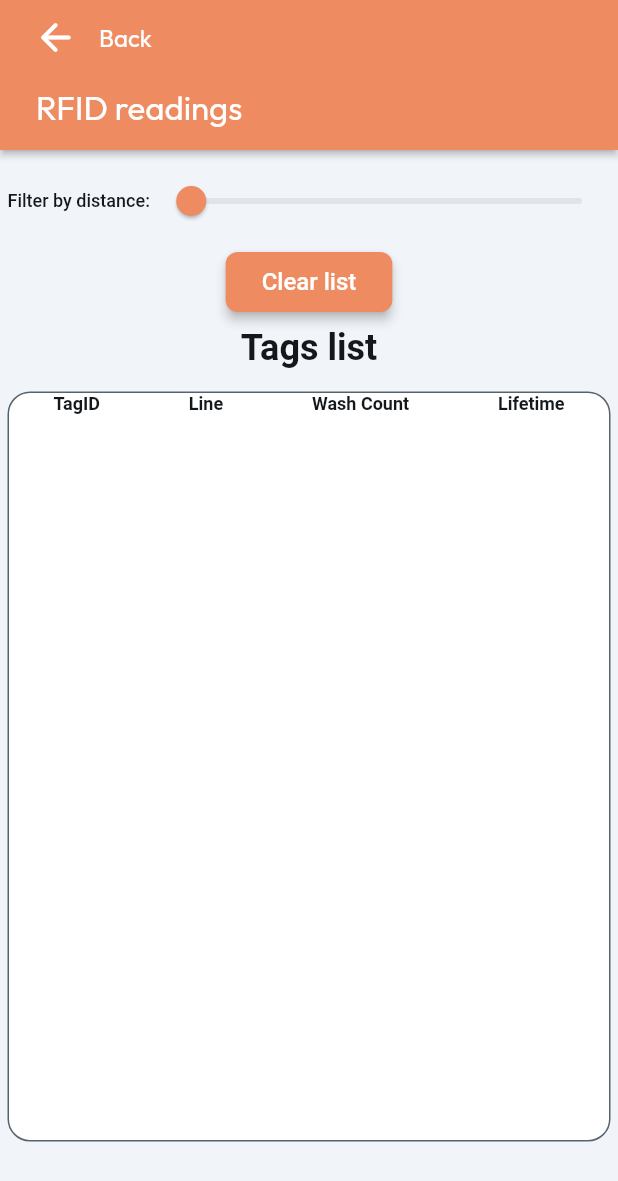
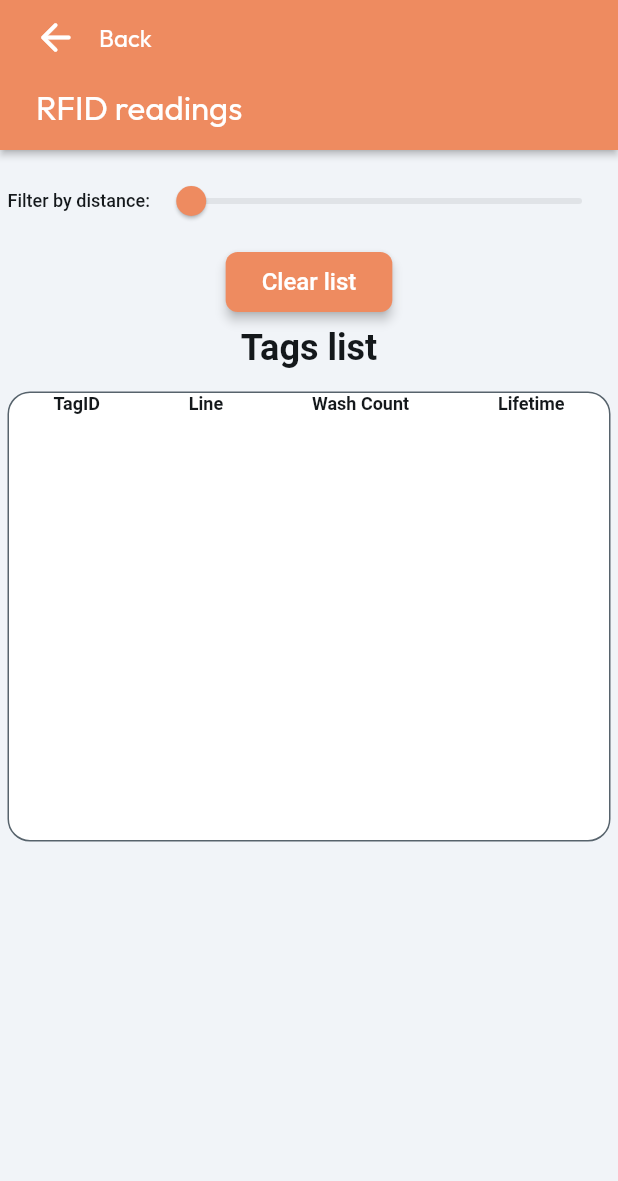
Before and after one commit to haitham-khairy/flutterflow, a Flutter app: the screen it shows after launch, on a phone screen of 412 x 824 dp. Shown: the top 1181 px of the screen. Run offline on Flutter 3.47's test engine with Material 3 defaults, Android fonts, the phone set to English and light mode, and no system bars; drawn by our look-alikes of auto_size_text; our stand-ins replace equatable, flutter_svg, font_awesome_flutter, from_css_color, go_router, google_fonts and 5 more; missing offline and left inert: dart:ffi, json_path, mime_type, zebra_rfid_sdk_plugin; accounts and stored records are empty; Roboto replaces fonts that are missing (Readex Pro).

Commit message:
Updating to latest FlutterFlow output.

```diff
--- a/lib/new_reading/new_reading_widget.dart
+++ b/lib/new_reading/new_reading_widget.dart
@@ -293,7 +293,7 @@ class _NewReadingWidgetState extends State<NewReadingWidget> {
                         padding: const EdgeInsets.all(5.0),
                         child: Container(
                           width: 100.0,
-                          height: 500.0,
+                          height: 300.0,
                           decoration: BoxDecoration(
                             color: FlutterFlowTheme.of(context)
                                 .secondaryBackground,
```
